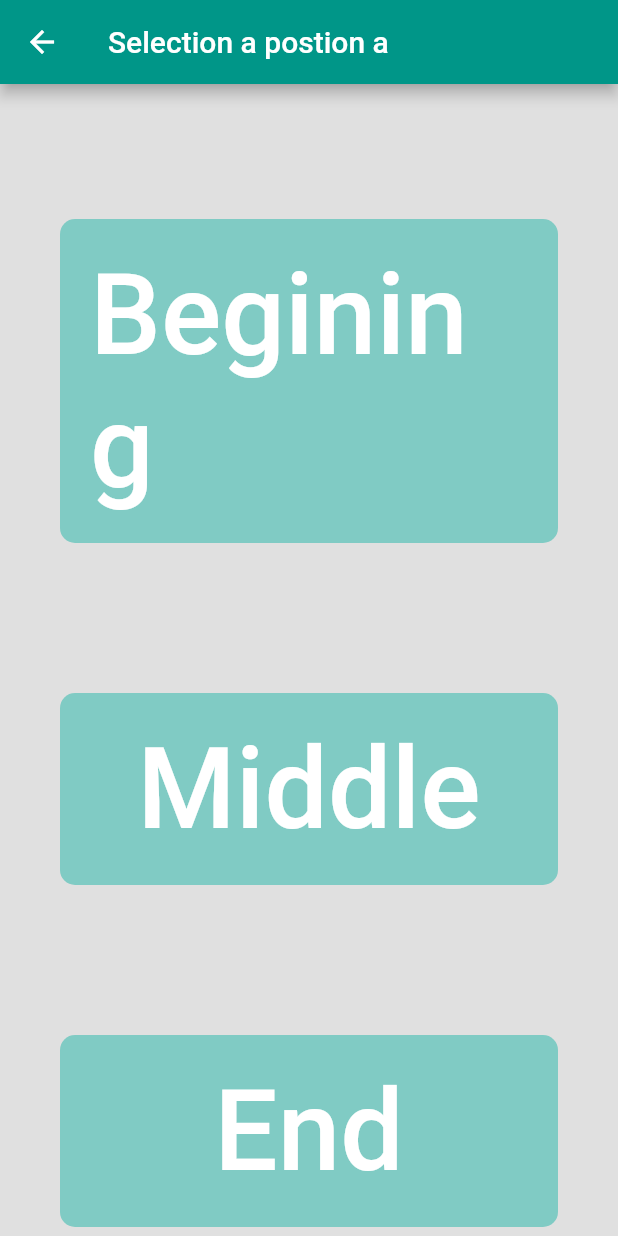
After one commit to TannerPlauche/flutter_cards, a Flutter app: the screen it shows after launch, after a tap on an icon or button, on a phone screen of 412 x 824 dp. The commit adds this screen. Run offline on Flutter 3.47's test engine with Material 2 defaults, Android fonts, the phone set to English and light mode, and no system bars.

Commit message:
Add location selector

```diff
--- a/app/lib/services/phoneme.service.dart
+++ b/app/lib/services/phoneme.service.dart
@@ -10,7 +10,6 @@ class PhonemeService {
     {'symbol': 'b', 'letter': 'b'},
     {'symbol': 'd', 'letter': 'd'},
     {'symbol': 'e', 'letter': 'e'},
-    {'symbol': 'f', 'letter': 'f'},
     {'symbol': 'f', 'letter': 'f'},
     {'symbol': 'g', 'letter': 'g'},
     {'symbol': 'h', 'letter': 'h'},
--- /dev/null
+++ b/app/lib/widgets/locationSelector.dart
@@ -0,0 +1,73 @@
+import 'package:flashcard_app/data_classes/phonemeClass.dart';
+import 'package:flashcard_app/widgets/wordListView.dart';
+import 'package:flutter/cupertino.dart';
+import 'package:flutter/material.dart';
+
+class LocationSelector extends StatefulWidget {
+  final Phoneme selectedPhoneme;
+
+  LocationSelector({@required this.selectedPhoneme});
+
+  @override
+  _LocationSelectorState createState() =>
+      _LocationSelectorState(selectedPhoneme);
+}
+
+class _LocationSelectorState extends State<LocationSelector> {
+  Phoneme selectedPhoneme;
+  List<String> locations = ["Begining", "Middle", "End"];
+
+  _LocationSelectorState(this.selectedPhoneme);
+
+  void selectLocation(String location) {
+    print('${location}, ${selectedPhoneme.symbol}');
+    Navigator.push(
+      context,
+      MaterialPageRoute(
+          builder: (context) => WordListView(
+              selectedPhoneme: selectedPhoneme, location: location)),
+    );
+  }
+
+  @override
+  Widget build(BuildContext context) {
+    // TODO: implement build
+    return Scaffold(
+      appBar: AppBar(
+        title: Text("Selection a postion ${selectedPhoneme.symbol}"),
+      ),
+      backgroundColor: Colors.grey[300],
+      body: Container(
+        child: Column(
+          mainAxisAlignment: MainAxisAlignment.start,
+          crossAxisAlignment: CrossAxisAlignment.center,
+          children: locations.map((location) {
+            return GestureDetector(
+              onTap: () {
+                selectLocation(location.toLowerCase());
+              },
+              child: Container(
+                margin: EdgeInsetsDirectional.fromSTEB(0, 80, 0, 0),
+                child: Container(
+                  padding: EdgeInsets.all(20),
+                  margin: EdgeInsetsDirectional.fromSTEB(40, 10, 40, 10),
+                  decoration: BoxDecoration(
+                      borderRadius: BorderRadius.circular(10),
+                      color: Colors.teal[200]),
+                  child: Center(
+                    child: Text(location,
+                        style: TextStyle(
+                          fontSize: 75.0,
+                          color: Colors.white,
+                          fontWeight: FontWeight.w500,
+                        )),
+                  ),
+                ),
+              ),
+            );
+          }).toList(),
+        ),
+      ),
+    );
+  }
+}
--- a/app/lib/widgets/phonemeGrid.dart
+++ b/app/lib/widgets/phonemeGrid.dart
@@ -1,5 +1,6 @@
 import 'package:flashcard_app/data_classes/phonemeClass.dart';
 import 'package:flashcard_app/services/phoneme.service.dart';
+import 'package:flashcard_app/widgets/locationSelector.dart';
 import 'package:flutter/cupertino.dart';
 import 'package:flutter/material.dart';
 
@@ -10,6 +11,17 @@ class PhonemeGrid extends StatefulWidget {
 
 class _PhonemeGridState extends State<PhonemeGrid> {
   final List<Phoneme> phonemes = PhonemeService.getStaticPhonemes();
+
+  void selectPhoneme(Phoneme phoneme) {
+    print(phoneme.symbol);
+    Navigator.push(
+      context,
+      MaterialPageRoute(
+          builder: (context) => LocationSelector(
+                selectedPhoneme: phoneme,
+              )),
+    );
+  }
 
   @override
   Widget build(BuildContext context) {
@@ -23,8 +35,11 @@ class _PhonemeGridState extends State<PhonemeGrid> {
             mainAxisSpacing: 10,
             crossAxisCount: 3,
             children: phonemes.map((phoneme) {
-              return Container(
-//                decoration: Decoration(),
+              return GestureDetector(
+                onTap: () {
+                  selectPhoneme(phoneme);
+                },
+                child: Container(
                   padding: EdgeInsets.all(8),
                   child: Center(
                     child: Text(
@@ -41,6 +56,7 @@ class _PhonemeGridState extends State<PhonemeGrid> {
                     color: Colors.teal[200],
                     borderRadius: BorderRadius.circular(10),
                   ),
+                ),
               );
             }).toList()),
       ),
```
Also changed, not shown: app/lib/widgets/wordListView.dart (added, +55 -0 lines). Lines whose indentation alone changed are shown as unchanged.
